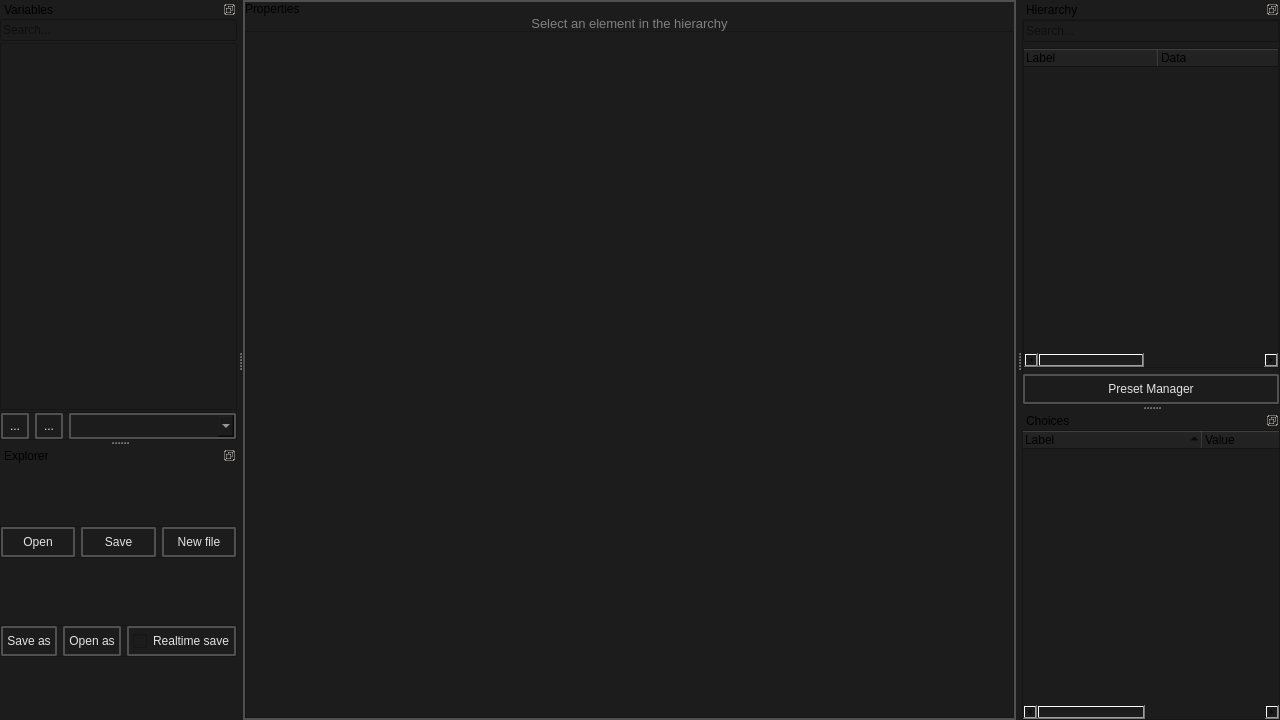
Before: the Qt Designer form src/smartprop_editor/main.ui in dertwist/Hammer5Tools, drawn with Qt 5.
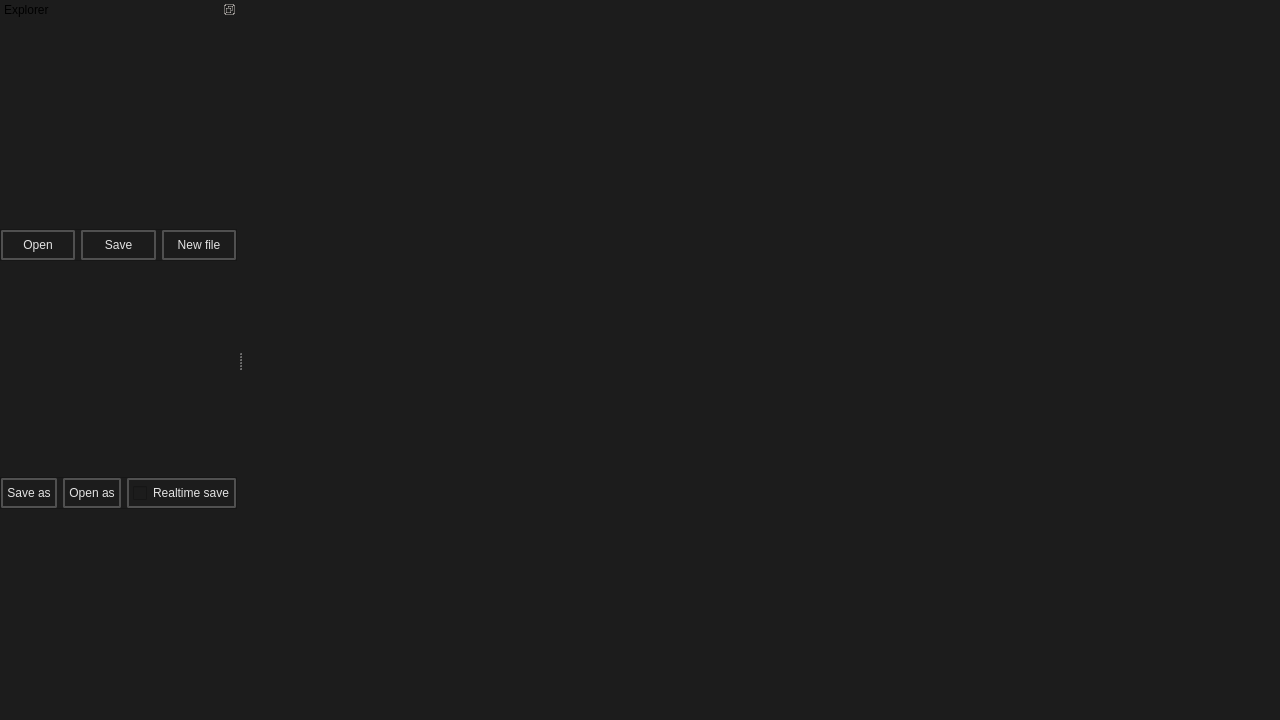
After: the same form once the commit is applied. Icons and pictures are not drawn.

Commit message: Smartprop Editor document tab system

The edit to the form file:
```diff
--- a/src/smartprop_editor/main.ui
+++ b/src/smartprop_editor/main.ui
@@ -34,754 +34,23 @@
      <number>0</number>
     </property>
     <item>
-     <widget class="QFrame" name="PropertiesFrame">
-      <property name="styleSheet">
-       <string notr="true">        QFrame#PropertiesFrame {
-            border: 2px solid black; 
-            border-color: rgba(80, 80, 80, 255);
-        }
-        QFrame#PropertiesFrame QLabel {
-            border: 0px solid black; 
-        }</string>
+     <widget class="QTabWidget" name="DocumentTabWidget">
+      <property name="currentIndex">
+       <number>-1</number>
       </property>
-      <property name="frameShape">
-       <enum>QFrame::Shape::StyledPanel</enum>
+      <property name="documentMode">
+       <bool>true</bool>
       </property>
-      <property name="frameShadow">
-       <enum>QFrame::Shadow::Raised</enum>
+      <property name="tabsClosable">
+       <bool>true</bool>
       </property>
-      <property name="lineWidth">
-       <number>0</number>
+      <property name="movable">
+       <bool>true</bool>
       </property>
-      <layout class="QVBoxLayout" name="verticalLayout_5">
-       <property name="spacing">
-        <number>0</number>
-       </property>
-       <property name="leftMargin">
-        <number>0</number>
-       </property>
-       <property name="topMargin">
-        <number>0</number>
-       </property>
-       <property name="rightMargin">
-        <number>0</number>
-       </property>
-       <property name="bottomMargin">
-        <number>0</number>
-       </property>
-       <item>
-        <widget class="QLabel" name="label">
-         <property name="font">
-          <font>
-           <pointsize>9</pointsize>
-          </font>
-         </property>
-         <property name="text">
-          <string>Properties</string>
-         </property>
-        </widget>
-       </item>
-       <item>
-        <widget class="QScrollArea" name="PropertiesArea">
-         <property name="focusPolicy">
-          <enum>Qt::FocusPolicy::NoFocus</enum>
-         </property>
-         <property name="styleSheet">
-          <string notr="true">QScrollArea {
-    border: 0px solid black;
-}</string>
-         </property>
-         <property name="lineWidth">
-          <number>0</number>
-         </property>
-         <property name="verticalScrollBarPolicy">
-          <enum>Qt::ScrollBarPolicy::ScrollBarAsNeeded</enum>
-         </property>
-         <property name="widgetResizable">
-          <bool>true</bool>
-         </property>
-         <widget class="QWidget" name="scrollAreaWidgetContents">
-          <property name="geometry">
-           <rect>
-            <x>0</x>
-            <y>0</y>
-            <width>725</width>
-            <height>700</height>
-           </rect>
-          </property>
-          <property name="styleSheet">
-           <string notr="true">QWidget: {
-	border: 0px;
-}</string>
-          </property>
-          <layout class="QVBoxLayout" name="verticalLayout_17">
-           <property name="spacing">
-            <number>0</number>
-           </property>
-           <property name="leftMargin">
-            <number>0</number>
-           </property>
-           <property name="topMargin">
-            <number>0</number>
-           </property>
-           <property name="rightMargin">
-            <number>0</number>
-           </property>
-           <property name="bottomMargin">
-            <number>0</number>
-           </property>
-           <item>
-            <layout class="QVBoxLayout" name="properties_layout">
-             <item>
-              <widget class="QLabel" name="properties_placeholder">
-               <property name="styleSheet">
-                <string notr="true">color: gray; font-size: 13px;</string>
-               </property>
-               <property name="text">
-                <string>Select an element in the hierarchy</string>
-               </property>
-               <property name="alignment">
-                <set>Qt::AlignmentFlag::AlignCenter</set>
-               </property>
-              </widget>
-             </item>
-             <item>
-              <widget class="QFrame" name="properties_spacer">
-               <property name="frameShape">
-                <enum>QFrame::Shape::StyledPanel</enum>
-               </property>
-               <property name="frameShadow">
-                <enum>QFrame::Shadow::Raised</enum>
-               </property>
-               <layout class="QVBoxLayout" name="verticalLayout_4">
-                <item>
-                 <spacer name="verticalSpacer">
-                  <property name="orientation">
-                   <enum>Qt::Orientation::Vertical</enum>
-                  </property>
-                  <property name="sizeHint" stdset="0">
-                   <size>
-                    <width>20</width>
-                    <height>655</height>
-                   </size>
-                  </property>
-                 </spacer>
-                </item>
-               </layout>
-              </widget>
-             </item>
-            </layout>
-           </item>
-          </layout>
-         </widget>
-        </widget>
-       </item>
-      </layout>
      </widget>
     </item>
    </layout>
   </widget>
-  <widget class="QDockWidget" name="HierarchyDock">
-   <property name="features">
-    <set>QDockWidget::DockWidgetFeature::DockWidgetFloatable|QDockWidget::DockWidgetFeature::DockWidgetMovable</set>
-   </property>
-   <property name="allowedAreas">
-    <set>Qt::DockWidgetArea::BottomDockWidgetArea|Qt::DockWidgetArea::LeftDockWidgetArea|Qt::DockWidgetArea::RightDockWidgetArea</set>
-   </property>
-   <property name="windowTitle">
-    <string>Hierarchy</string>
-   </property>
-   <attribute name="dockWidgetArea">
-    <number>2</number>
-   </attribute>
-   <widget class="QWidget" name="dockWidgetContents_2">
-    <layout class="QVBoxLayout" name="verticalLayout_8">
-     <property name="leftMargin">
-      <number>0</number>
-     </property>
-     <property name="topMargin">
-      <number>0</number>
-     </property>
-     <property name="rightMargin">
-      <number>0</number>
-     </property>
-     <property name="bottomMargin">
-      <number>0</number>
-     </property>
-     <item>
-      <widget class="QFrame" name="frame_2">
-       <property name="frameShape">
-        <enum>QFrame::Shape::StyledPanel</enum>
-       </property>
-       <property name="frameShadow">
-        <enum>QFrame::Shadow::Raised</enum>
-       </property>
-       <property name="lineWidth">
-        <number>0</number>
-       </property>
-       <layout class="QVBoxLayout" name="verticalLayout_3">
-        <property name="leftMargin">
-         <number>0</number>
-        </property>
-        <property name="topMargin">
-         <number>0</number>
-        </property>
-        <property name="rightMargin">
-         <number>0</number>
-        </property>
-        <property name="bottomMargin">
-         <number>0</number>
-        </property>
-        <item>
-         <widget class="QLineEdit" name="tree_hierarchy_search_bar_widget">
-          <property name="placeholderText">
-           <string>Search...</string>
-          </property>
-         </widget>
-        </item>
-        <item>
-         <widget class="QTreeWidget" name="tree_hierarchy_widget">
-          <property name="dragEnabled">
-           <bool>true</bool>
-          </property>
-          <property name="dragDropOverwriteMode">
-           <bool>true</bool>
-          </property>
-          <property name="dragDropMode">
-           <enum>QAbstractItemView::DragDropMode::InternalMove</enum>
-          </property>
-          <property name="defaultDropAction">
-           <enum>Qt::DropAction::MoveAction</enum>
-          </property>
-          <property name="alternatingRowColors">
-           <bool>true</bool>
-          </property>
-          <property name="selectionMode">
-           <enum>QAbstractItemView::SelectionMode::ContiguousSelection</enum>
-          </property>
-          <property name="uniformRowHeights">
-           <bool>true</bool>
-          </property>
-          <property name="allColumnsShowFocus">
-           <bool>false</bool>
-          </property>
-          <property name="wordWrap">
-           <bool>false</bool>
-          </property>
-          <property name="headerHidden">
-           <bool>false</bool>
-          </property>
-          <property name="columnCount">
-           <number>4</number>
-          </property>
-          <attribute name="headerVisible">
-           <bool>true</bool>
-          </attribute>
-          <attribute name="headerCascadingSectionResizes">
-           <bool>false</bool>
-          </attribute>
-          <attribute name="headerMinimumSectionSize">
-           <number>20</number>
-          </attribute>
-          <attribute name="headerDefaultSectionSize">
-           <number>135</number>
-          </attribute>
-          <attribute name="headerShowSortIndicator" stdset="0">
-           <bool>false</bool>
-          </attribute>
-          <attribute name="headerStretchLastSection">
-           <bool>true</bool>
-          </attribute>
-          <column>
-           <property name="text">
-            <string notr="true">Label</string>
-           </property>
-          </column>
-          <column>
-           <property name="text">
-            <string>Data</string>
-           </property>
-          </column>
-          <column>
-           <property name="text">
-            <string>Class</string>
-           </property>
-          </column>
-          <column>
-           <property name="text">
-            <string>ID</string>
-           </property>
-          </column>
-         </widget>
-        </item>
-        <item>
-         <widget class="QPushButton" name="preset_manager_button">
-          <property name="toolTip">
-           <string>&lt;html&gt;&lt;head/&gt;&lt;body&gt;&lt;p&gt;Ctrl + N&lt;/p&gt;&lt;/body&gt;&lt;/html&gt;</string>
-          </property>
-          <property name="styleSheet">
-           <string notr="true">
-    /* QPushButton default and hover styles */
-    QPushButton {
-
-        font: 580 9pt &quot;Segoe UI&quot;;
-	
-
-        border: 2px solid black;
-        border-radius: 2px;
-        border-color: rgba(80, 80, 80, 255);
-        height:22px;
-        padding-top: 2px;
-        padding-bottom:2px;
-        padding-left: 4px;
-        padding-right: 4px;
-        color: #E3E3E3;
-        background-color: #1C1C1C;
-    }
-    QPushButton:hover {
-        background-color: #414956;
-        color: white;
-    }
-    QPushButton:pressed {
-        background-color: red;
-        background-color: #1C1C1C;
-        margin: 1 px;
-        margin-left: 2px;
-        margin-right: 2px;
-
-    }</string>
-          </property>
-          <property name="text">
-           <string>Preset Manager</string>
-          </property>
-          <property name="icon">
-           <iconset resource="../resources.qrc">
-            <normaloff>:/icons/schema_24dp_9D9D9D_FILL0_wght400_GRAD0_opsz24.png</normaloff>:/icons/schema_24dp_9D9D9D_FILL0_wght400_GRAD0_opsz24.png</iconset>
-          </property>
-          <property name="iconSize">
-           <size>
-            <width>20</width>
-            <height>20</height>
-           </size>
-          </property>
-         </widget>
-        </item>
-       </layout>
-      </widget>
-     </item>
-    </layout>
-   </widget>
-  </widget>
-  <widget class="QDockWidget" name="VariablesDock">
-   <property name="features">
-    <set>QDockWidget::DockWidgetFeature::DockWidgetFloatable|QDockWidget::DockWidgetFeature::DockWidgetMovable</set>
-   </property>
-   <property name="allowedAreas">
-    <set>Qt::DockWidgetArea::BottomDockWidgetArea|Qt::DockWidgetArea::LeftDockWidgetArea|Qt::DockWidgetArea::RightDockWidgetArea</set>
-   </property>
-   <property name="windowTitle">
-    <string>Variables</string>
-   </property>
-   <attribute name="dockWidgetArea">
-    <number>1</number>
-   </attribute>
-   <widget class="QWidget" name="dockWidgetContents">
-    <layout class="QVBoxLayout" name="verticalLayout_7">
-     <property name="spacing">
-      <number>2</number>
-     </property>
-     <property name="leftMargin">
-      <number>0</number>
-     </property>
-     <property name="topMargin">
-      <number>0</number>
-     </property>
-     <property name="rightMargin">
-      <number>0</number>
-     </property>
-     <property name="bottomMargin">
-      <number>0</number>
-     </property>
-     <item>
-      <widget class="QLineEdit" name="variables_scroll_area_searchbar">
-       <property name="placeholderText">
-        <string>Search...</string>
-       </property>
-      </widget>
-     </item>
-     <item>
-      <widget class="QScrollArea" name="variables_QscrollArea">
-       <property name="widgetResizable">
-        <bool>true</bool>
-       </property>
-       <widget class="QWidget" name="variables_scrollArea_widget">
-        <property name="geometry">
-         <rect>
-          <x>0</x>
-          <y>0</y>
-          <width>283</width>
-          <height>327</height>
-         </rect>
-        </property>
-        <property name="styleSheet">
-         <string notr="true"/>
-        </property>
-        <layout class="QVBoxLayout" name="verticalLayout_2">
-         <property name="leftMargin">
-          <number>0</number>
-         </property>
-         <property name="topMargin">
-          <number>0</number>
-         </property>
-         <property name="rightMargin">
-          <number>0</number>
-         </property>
-         <property name="bottomMargin">
-          <number>0</number>
-         </property>
-         <item>
-          <layout class="QVBoxLayout" name="variables_scrollArea">
-           <property name="spacing">
-            <number>0</number>
-           </property>
-           <item>
-            <spacer name="verticalSpacer_2">
-             <property name="orientation">
-              <enum>Qt::Orientation::Vertical</enum>
-             </property>
-             <property name="sizeHint" stdset="0">
-              <size>
-               <width>20</width>
-               <height>40</height>
-              </size>
-             </property>
-            </spacer>
-           </item>
-          </layout>
-         </item>
-        </layout>
-       </widget>
-      </widget>
-     </item>
-     <item>
-      <widget class="QFrame" name="frame">
-       <property name="minimumSize">
-        <size>
-         <width>0</width>
-         <height>0</height>
-        </size>
-       </property>
-       <property name="maximumSize">
-        <size>
-         <width>16777215</width>
-         <height>28</height>
-        </size>
-       </property>
-       <property name="frameShape">
-        <enum>QFrame::Shape::StyledPanel</enum>
-       </property>
-       <property name="frameShadow">
-        <enum>QFrame::Shadow::Raised</enum>
-       </property>
-       <layout class="QHBoxLayout" name="horizontalLayout">
-        <property name="leftMargin">
-         <number>0</number>
-        </property>
-        <property name="topMargin">
-         <number>0</number>
-        </property>
-        <property name="rightMargin">
-         <number>0</number>
-        </property>
-        <property name="bottomMargin">
-         <number>0</number>
-        </property>
-        <item>
-         <widget class="QToolButton" name="paste_variable_button">
-          <property name="maximumSize">
-           <size>
-            <width>28</width>
-            <height>28</height>
-           </size>
-          </property>
-          <property name="toolTip">
-           <string>&lt;html&gt;&lt;head/&gt;&lt;body&gt;&lt;p&gt;Paste variable&lt;/p&gt;&lt;/body&gt;&lt;/html&gt;</string>
-          </property>
-          <property name="styleSheet">
-           <string notr="true">
-    /* QPushButton default and hover styles */
-    QToolButton {
-
-        font: 580 9pt &quot;Segoe UI&quot;;
-
-
-        border: 2px solid black;
-        border-radius: 2px;
-        border-color: rgba(80, 80, 80, 255);
-        height:22px;
-        padding-top: 2px;
-        padding-bottom:2px;
-        padding-left: 4px;
-        padding-right: 4px;
-        color: #E3E3E3;
-        background-color: #1C1C1C;
-    }
-    QToolButton:hover {
-        background-color: #414956;
-        color: white;
-    }
-    QToolButton:pressed {
-        background-color: red;
-        background-color: #1C1C1C;
-        margin: 1 px;
-        margin-left: 2px;
-        margin-right: 2px;
-
-    }</string>
-          </property>
-          <property name="text">
-           <string>...</string>
-          </property>
-          <property name="icon">
-           <iconset resource="../resources.qrc">
-            <normaloff>:/icons/content_paste_24dp_9D9D9D_FILL0_wght400_GRAD0_opsz24.svg</normaloff>:/icons/content_paste_24dp_9D9D9D_FILL0_wght400_GRAD0_opsz24.svg</iconset>
-          </property>
-          <property name="iconSize">
-           <size>
-            <width>20</width>
-            <height>20</height>
-           </size>
-          </property>
-         </widget>
-        </item>
-        <item>
-         <widget class="QToolButton" name="add_new_variable_button">
-          <property name="maximumSize">
-           <size>
-            <width>28</width>
-            <height>28</height>
-           </size>
-          </property>
-          <property name="toolTip">
-           <string>&lt;html&gt;&lt;head/&gt;&lt;body&gt;&lt;p&gt;Create variable&lt;/p&gt;&lt;/body&gt;&lt;/html&gt;</string>
-          </property>
-          <property name="styleSheet">
-           <string notr="true">
-    /* QPushButton default and hover styles */
-    QToolButton {
-
-        font: 580 9pt &quot;Segoe UI&quot;;
-
-
-        border: 2px solid black;
-        border-radius: 2px;
-        border-color: rgba(80, 80, 80, 255);
-        height:22px;
-        padding-top: 2px;
-        padding-bottom:2px;
-        padding-left: 4px;
-        padding-right: 4px;
-        color: #E3E3E3;
-        background-color: #1C1C1C;
-    }
-    QToolButton:hover {
-        background-color: #414956;
-        color: white;
-    }
-    QToolButton:pressed {
-        background-color: red;
-        background-color: #1C1C1C;
-        margin: 1 px;
-        margin-left: 2px;
-        margin-right: 2px;
-
-    }</string>
-          </property>
-          <property name="text">
-           <string>...</string>
-          </property>
-          <property name="icon">
-           <iconset resource="../resources.qrc">
-            <normaloff>:/icons/add_24dp_9D9D9D_FILL0_wght400_GRAD0_opsz24.svg</normaloff>:/icons/add_24dp_9D9D9D_FILL0_wght400_GRAD0_opsz24.svg</iconset>
-          </property>
-          <property name="iconSize">
-           <size>
-            <width>20</width>
-            <height>20</height>
-           </size>
-          </property>
-         </widget>
-        </item>
-        <item>
-         <widget class="QComboBox" name="add_new_variable_combobox">
-          <property name="styleSheet">
-           <string notr="true">QMenu {
-background-color: red;
- }
-
-QMenu::item {
-    padding: 5px 10px;
-    font: 580 8pt &quot;Segoe UI&quot;;
-    border: 2px solid black;
-    border-radius: 4px;
-    border-color: rgba(80, 80, 80, 255);
-    color: #E3E3E3;
-}
-QMenu::item:selected {
-    background-color: #414956;
-    color: white;
-}
-QWidget {
-    background-color: #151515;
-    outline: none;
-}
-
-QWidget:item:checked {
-    background-color: #151515;
-    color: white;
-}
-
-QWidget:item:selected {
-    background-color: #414956;
-    color: white;
-    border: 0px;
-}
-
-
-
-QMenu {
-    background-color: #1d1d1f;
-    color: #FFFFFF;
-    border: 1px solid #555555;
-    /* padding-top: 5px; */
-    /* padding-bottom: 5px; */
-    border: 2px solid black;
-    border-radius: 4px;
-    border-color: rgba(80, 80, 80, 255);
-}
-
-QMenu::item {
-    font: 580 8pt &quot;Segoe UI&quot;;
-    border-top: 2px solid black;
-    border: 0px;
-    border-radius: 2px;
-    border-color: rgba(80, 80, 80, 255);
-    padding-left: 12px;
-    padding-right: 12px;
-    color: #E3E3E3;
-}
-
-QMenu::item:selected {
-    background-color: #666666;
-    color: #FFFFFF;
-}
-
-QMenu::separator {
-    height: 1px;
-    background: #AAAAAA;
-    margin: 5px 0;
-}
-
-QMenu::indicator {
-    width: 13px;
-    height: 13px;
-}
-
-QMenu::indicator:checked {
-    image: url(:/images/checkmark.png);
-}
-
-QMenu::indicator:unchecked {
-    image: url(:/images/empty.png);
-}
-
-
-QComboBox {
-    font: 580 8pt &quot;Segoe UI&quot;;
-    border: 2px solid black;
-    border-radius: 2px;
-    border-color: rgba(80, 80, 80, 255);
-    height: 12px;
-    padding-top: 5px;
-    padding-bottom: 5px;
-    color: #E3E3E3;
-    background-color: #1C1C1C;
-    padding-left: 5px;
-}
-
-QComboBox:hover {
-    background-color: #414956;
-    color: white;
-}
-
-QComboBox:pressed {
-    background-color: #2E2F30;
-    color: white;
-}
-
-QComboBox:item {
-    font: 580 8pt &quot;Segoe UI&quot;;
-    color: #E3E3E3;
-    padding-left: 5px;
-    background-color: #1C1C1C;
-    border-style: none;
-}
-
-QComboBox::drop-down {
-    color: #E3E3E3;
-    padding: 2px;
-    background: url(://icons/arrow_drop_down_16dp.svg) no-repeat center;
-    border-bottom: 0px solid black;
-    border-top: 0px solid black;
-    border-right: 0px;
-    border-left: 2px solid;
-    margin-left: 5px;
-    padding: 5px;
-    width: 7px;
-    border-color: rgba(80, 80, 80, 255);
-    background-color: #1C1C1C;
-}
-
-
-QComboBox QAbstractItemView {
-    border: 2px solid gray;
-    border-color: rgba(80, 80, 80, 255);
-    selection-background-color: #414956;
-    background-color: #1C1C1C;
-}
-
-
-QComboBox QAbstractItemView::item {
-    height: 16px; /* Set the height of each item */
-    padding: 4px; /* Add padding to each item */
-    padding-left: 5px;
-    padding-right: 5px;
-    color: #ff8a8a8a;
-    border-style: none;
-    border-bottom: 0.5px solid black;
-    border-color: rgba(255, 255, 255, 10);
-}
-
-
-QComboBox QAbstractItemView::item:selected {
-    height: 16px; /* Set the height of each item */
-    padding: 4px; /* Add padding to each item */
-    padding-left: 5px;
-    padding-right: 5px;
-    background-color: #414956;
-    color: white;
-    border: none; /* Remove border */
-    outline: none; /* Remove outline */
-}</string>
-          </property>
-         </widget>
-        </item>
-       </layout>
-      </widget>
-     </item>
-    </layout>
-   </widget>
-  </widget>
   <widget class="QDockWidget" name="ExplorerDock">
    <property name="features">
     <set>QDockWidget::DockWidgetFeature::DockWidgetFloatable|QDockWidget::DockWidgetFeature::DockWidgetMovable</set>
@@ -1180,82 +449,6 @@
     </layout>
    </widget>
   </widget>
-  <widget class="QDockWidget" name="ChoicesDock">
-   <property name="features">
-    <set>QDockWidget::DockWidgetFeature::DockWidgetFloatable|QDockWidget::DockWidgetFeature::DockWidgetMovable</set>
-   </property>
-   <property name="windowTitle">
-    <string>Choices</string>
-   </property>
-   <attribute name="dockWidgetArea">
-    <number>2</number>
-   </attribute>
-   <widget class="QWidget" name="dockWidgetContents_3">
-    <layout class="QVBoxLayout" name="verticalLayout">
-     <property name="spacing">
-      <number>0</number>
-     </property>
-     <property name="leftMargin">
-      <number>0</number>
-     </property>
-     <property name="topMargin">
-      <number>0</number>
-     </property>
-     <property name="rightMargin">
-      <number>0</number>
-     </property>
-     <property name="bottomMargin">
-      <number>0</number>
-     </property>
-     <item>
-      <widget class="QTreeWidget" name="choices_tree_widget">
-       <property name="dragEnabled">
-        <bool>false</bool>
-       </property>
-       <property name="dragDropMode">
-        <enum>QAbstractItemView::DragDropMode::NoDragDrop</enum>
-       </property>
-       <property name="alternatingRowColors">
-        <bool>true</bool>
-       </property>
-       <property name="uniformRowHeights">
-        <bool>true</bool>
-       </property>
-       <attribute name="headerVisible">
-        <bool>true</bool>
-       </attribute>
-       <attribute name="headerCascadingSectionResizes">
-        <bool>false</bool>
-       </attribute>
-       <attribute name="headerMinimumSectionSize">
-        <number>150</number>
-       </attribute>
-       <attribute name="headerDefaultSectionSize">
-        <number>180</number>
-       </attribute>
-       <attribute name="headerShowSortIndicator" stdset="0">
-        <bool>true</bool>
-       </attribute>
-       <column>
-        <property name="text">
-         <string>Label</string>
-        </property>
-       </column>
-       <column>
-        <property name="text">
-         <string>Value</string>
-        </property>
-       </column>
-       <column>
-        <property name="text">
-         <string>Type</string>
-        </property>
-       </column>
-      </widget>
-     </item>
-    </layout>
-   </widget>
-  </widget>
   <action name="actionCreateNewsmartprop">
    <property name="icon">
     <iconset resource="../resources.qrc">
```
The commit also changes 5 other files.
